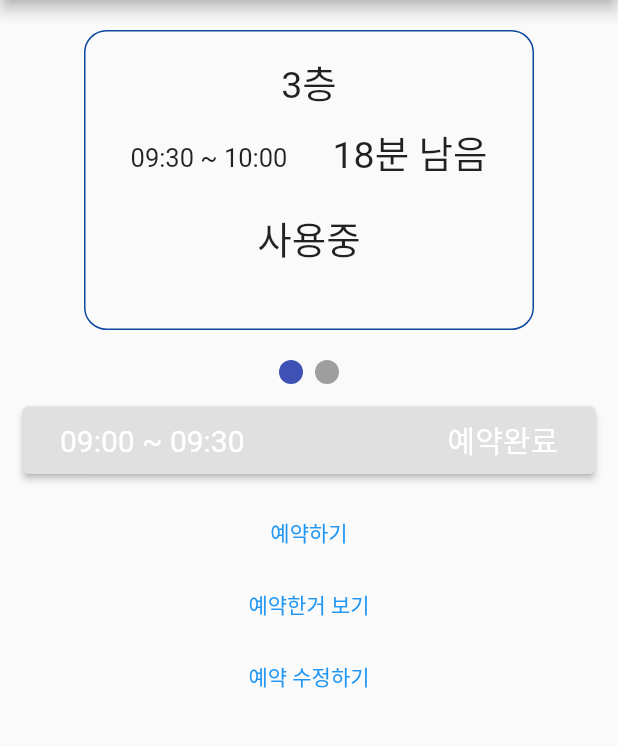
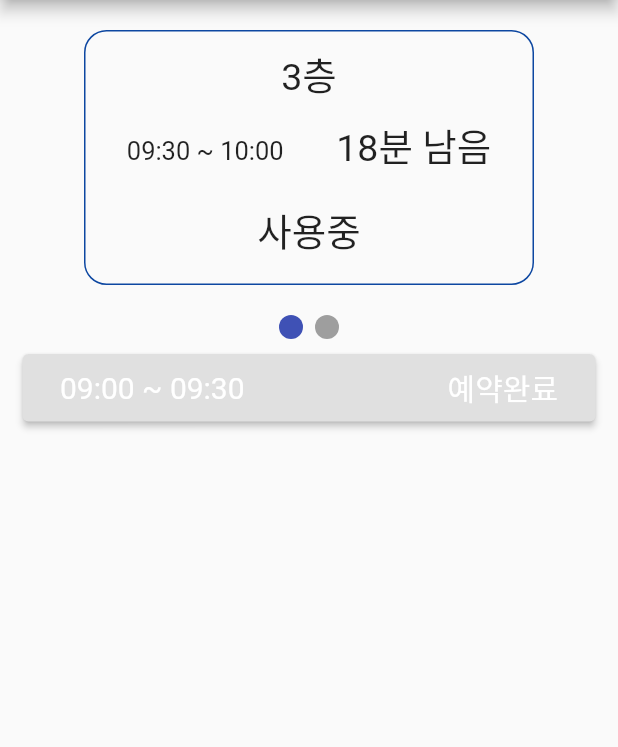
Before and after one commit to gwni0214/reservation, a Flutter app: the ReserveMain screen opened by its route, on a phone screen of 412 x 824 dp, the part 84-831 px from its top. Run offline on Flutter 3.47's test engine with Material 2 defaults, Android fonts, the phone set to English and light mode, and no system bars; drawn by our look-alikes of smooth_page_indicator; our stand-ins replace get.

Commit message:
reservPageView

```diff
--- a/reservation_test/lib/pages/reserve/reserve_main.dart
+++ b/reservation_test/lib/pages/reserve/reserve_main.dart
@@ -1,9 +1,4 @@
 import 'package:flutter/material.dart';
-// import 'package:get/get.dart';
-// import 'package:smooth_page_indicator/smooth_page_indicator.dart';
-// import 'package:reservation_test/pages/reserve/reserve_modify.dart';
-// import 'package:reservation_test/pages/reserve/reserve_view.dart';
-// import 'package:reservation_test/pages/reserve/reserve_write.dart';
 import 'thirdFloor.dart';
 import 'secondFloor.dart';
 
@@ -15,8 +10,6 @@ class ReserveMain extends StatelessWidget {
   Widget build(BuildContext context) {
     PageController controller =
         PageController(initialPage: 0, viewportFraction: 1);
-    bool reservation3f = false;
-    bool reservation2f = false;
 
     return Scaffold(
       resizeToAvoidBottomInset: false,
--- a/reservation_test/lib/pages/reserve/thirdFloor.dart
+++ b/reservation_test/lib/pages/reserve/thirdFloor.dart
@@ -13,15 +13,15 @@ class ThirdFloor extends StatelessWidget {
     PageController controller =
         PageController(initialPage: 0, viewportFraction: 1);
 
-    bool reservation3f = false;
+    bool reservCheck = false;
 
     return Center(
       child: Column(
         children: [
           Container(
             width: 300.0,
-            height: 200.0,
-            padding: EdgeInsets.all(15.0),
+            height: 170.0,
+            padding: EdgeInsets.all(10.0),
             margin: EdgeInsets.all(20.0),
             decoration: BoxDecoration(
               borderRadius: BorderRadius.circular(15.0),
@@ -43,7 +43,6 @@ class ThirdFloor extends StatelessWidget {
                 ),
                 Row(
                   mainAxisAlignment: MainAxisAlignment.spaceAround,
-                  // crossAxisAlignment: CrossAxisAlignment.center,
                   children: [
                     Text(
                       '09:30 ~ 10:00',
@@ -77,7 +76,8 @@ class ThirdFloor extends StatelessWidget {
             count: 2,
             effect: SlideEffect(), // your preferred effect
           ),
-          ListView(
+          Expanded(
+            child: ListView(
               shrinkWrap: true,
               children: [
                 Container(
@@ -85,14 +85,15 @@ class ThirdFloor extends StatelessWidget {
                     children: [
                       Container(
                         height: 45.0,
-                      margin: EdgeInsets.all(15.0),
+                        margin: EdgeInsets.symmetric(
+                            horizontal: 15.0, vertical: 10.0),
                         decoration: BoxDecoration(
                             borderRadius: BorderRadius.circular(10.0)),
                         child: ElevatedButton(
                           onPressed: () {
-                          if (reservation3f == false) {
+                            if (reservCheck == false) {
                               Get.toNamed(ReserveWrite.id);
-                          } else if (reservation3f == true) {
+                            } else if (reservCheck == true) {
                               Get.toNamed(ReserveView.id);
                             }
                           },
@@ -119,17 +120,18 @@ class ThirdFloor extends StatelessWidget {
                 ),
               ],
             ),
+          ),
 
           ///////////////////////
-          TextButton(
-              onPressed: () => {Get.toNamed(ReserveWrite.id)},
-              child: Text('예약하기')),
-          TextButton(
-              onPressed: () => Get.toNamed(ReserveView.id),
-              child: Text('예약한거 보기')),
-          TextButton(
-              onPressed: () => Get.toNamed(ReserveModify.id),
-              child: Text('예약 수정하기')),
+          // TextButton(
+          //     onPressed: () => {Get.toNamed(ReserveWrite.id)},
+          //     child: Text('예약하기')),
+          // TextButton(
+          //     onPressed: () => Get.toNamed(ReserveView.id),
+          //     child: Text('예약한거 보기')),
+          // TextButton(
+          //     onPressed: () => Get.toNamed(ReserveModify.id),
+          //     child: Text('예약 수정하기')),
         ],
       ),
     );
```
Also changed, not shown: reservation_test/lib/pages/reserve/secondFloor.dart (+5 -6 lines). Lines whose indentation alone changed are shown as unchanged.
